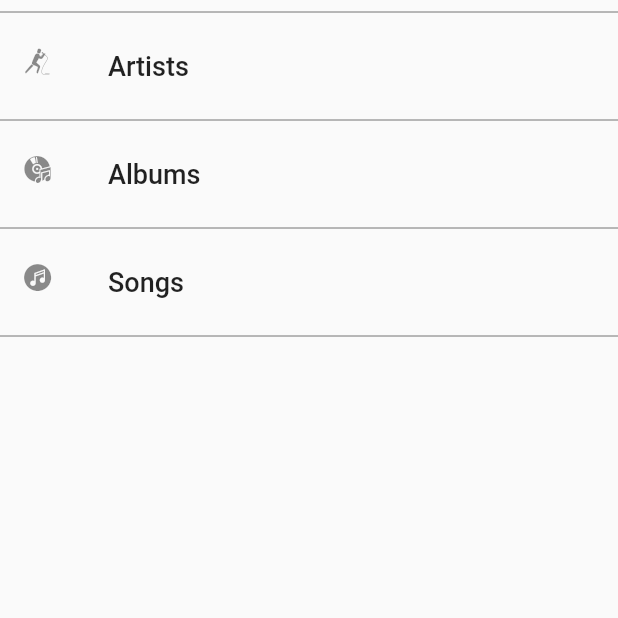
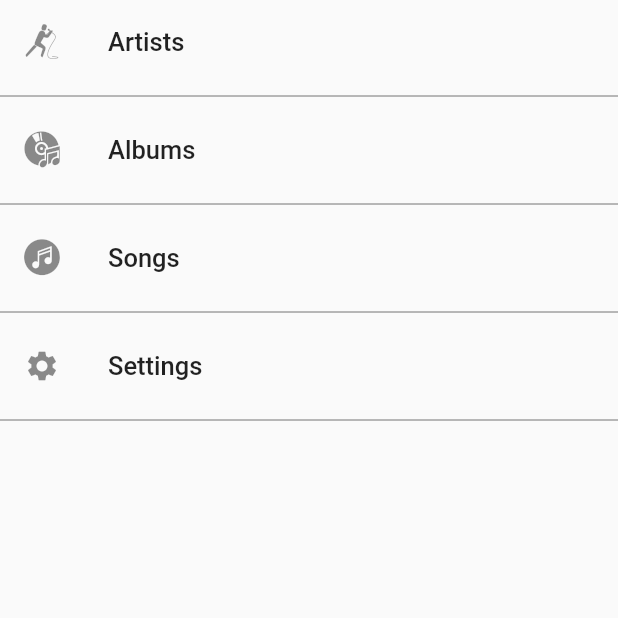
Before and after one commit to iberatkaya/playify_app, a Flutter app: the MenuPage screen opened directly, on a phone screen of 412 x 824 dp, the top half of it. Run offline on Flutter 3.47's test engine with Material 2 defaults, Android fonts, the light colour scheme and no system bars; our stand-ins replace flutter_redux, font_awesome_flutter, pie_chart, redux, shared_preferences, toast; missing offline and left inert: flutter_statusbarcolor, playify; accounts and stored records are empty.

Commit message:
Added statistics page and setings

```diff
--- /dev/null
+++ b/lib/classes/settings.dart
@@ -0,0 +1,54 @@
+import 'dart:convert';
+
+import 'package:flutter/material.dart';
+
+class Settings {
+  int listTileFontSize;
+  int statisticNumberArtist;
+  int statisticNumberAlbum;
+  int statisticNumberSong;
+  Color lightThemeColor;
+
+  static Settings copy(Settings settings) {
+    return Settings(
+        lightThemeColor: settings.lightThemeColor,
+        listTileFontSize: settings.listTileFontSize,
+        statisticNumberAlbum: settings.statisticNumberAlbum,
+        statisticNumberSong: settings.statisticNumberSong,
+        statisticNumberArtist: settings.statisticNumberArtist);
+  }
+
+  Map<String, dynamic> toMap() {
+    return {
+      "lightThemeColor": this.lightThemeColor.value,
+      "listTileFontSize": this.listTileFontSize,
+      "statisticNumberAlbum": this.statisticNumberAlbum,
+      "statisticNumberSong": this.statisticNumberSong,
+      "statisticNumberArtist": this.statisticNumberArtist
+    };
+  }
+
+  String toJson() {
+    return json.encode(this.toMap());
+  }
+
+  static Settings parseJson(String myjson) {
+    return parseMap(json.decode(myjson));
+  }
+
+  static Settings parseMap(Map<String, dynamic> map) {
+    return Settings(
+        lightThemeColor: Color(map["lightThemeColor"] as int),
+        listTileFontSize: map["listTileFontSize"],
+        statisticNumberAlbum: map["statisticNumberAlbum"],
+        statisticNumberArtist: map["statisticNumberArtist"],
+        statisticNumberSong: map["statisticNumberSong"]);
+  }
+
+  Settings(
+      {this.lightThemeColor = Colors.blue,
+      this.listTileFontSize = 17,
+      this.statisticNumberArtist = 10,
+      this.statisticNumberAlbum = 10,
+      this.statisticNumberSong = 4});
+}
--- /dev/null
+++ b/lib/components/itemTile.dart
@@ -0,0 +1,87 @@
+import 'package:flutter/material.dart';
+import 'package:flutter_redux/flutter_redux.dart';
+import 'package:playify_app/classes/settings.dart';
+import 'package:playify_app/redux/store.dart';
+import 'package:playify_app/utilities/utils.dart';
+
+class ItemTile extends StatelessWidget {
+  ItemTile(
+      {@required this.title,
+      @required this.icon,
+      @required this.fn,
+      this.padding,
+      this.brightness,
+      this.subtitle});
+  final String title;
+  final String subtitle;
+  final Widget icon;
+  final Function fn;
+  final Brightness brightness;
+  final EdgeInsets padding;
+
+  Widget iconBuilder() {
+    if (icon is Image) {
+      return Container(
+        width: 60,
+        child: ClipRRect(
+          borderRadius: BorderRadius.circular(6),
+          child: icon,
+        ),
+      );
+    } else if (icon == null) {
+      return Container(
+        width: 60,
+        alignment: Alignment.center,
+        decoration: BoxDecoration(
+          color: themeModeColor(brightness, Colors.black12),
+          borderRadius: BorderRadius.circular(4),
+        ),
+        child: Text(
+          title.substring(0, 2),
+          style: TextStyle(fontSize: 18, fontWeight: FontWeight.w600),
+        ),
+      );
+    }
+    return icon;
+  }
+
+  @override
+  Widget build(BuildContext context) {
+    return StoreProvider(
+      store: store,
+      child: StoreConnector<AppState, Settings>(
+          converter: (appstate) => appstate.state.settings,
+          builder: (context, settings) {
+            if (subtitle == null) {
+              return Container(
+                padding: padding,
+                child: ListTile(
+                  title: Text(
+                    title,
+                    style: TextStyle(
+                        fontWeight: FontWeight.w500, fontSize: settings.listTileFontSize.toDouble()),
+                    overflow: TextOverflow.ellipsis,
+                  ),
+                  leading: iconBuilder(),
+                  onTap: fn,
+                ),
+              );
+            }
+            return Container(
+              padding: padding,
+              child: ListTile(
+                title: Text(
+                  title,
+                  style:
+                      TextStyle(fontWeight: FontWeight.w500, fontSize: settings.listTileFontSize.toDouble()),
+                  overflow: TextOverflow.ellipsis,
+                ),
+                subtitle: Text(subtitle),
+                leading: iconBuilder(),
+                onTap: fn,
+              ),
+            );
+          }),
+    );
+  }
+}
--- a/lib/components/profile/itemTile.dart
+++ /dev/null
@@ -1,24 +0,0 @@
-import 'package:flutter/material.dart';
-
-class ItemTile extends StatelessWidget {
-  ItemTile({@required this.title, @required this.icon, @required this.fn});
-  final String title;
-  final Widget icon;
-  final Function fn;
-  final TextStyle listTileTextStyle = TextStyle(fontWeight: FontWeight.w500, fontSize: 18);
-
-  @override
-  Widget build(BuildContext context) {
-    return Container(
-      child: ListTile(
-        title: Text(
-          title,
-          style: listTileTextStyle,
-          overflow: TextOverflow.ellipsis,
-        ),
-        leading: icon,
-        onTap: fn,
-      ),
-    );
-  }
-}
--- a/lib/redux/reducer.dart
+++ b/lib/redux/reducer.dart
@@ -1,4 +1,5 @@
 import 'package:playify_app/redux/music/action.dart';
+import 'package:playify_app/redux/settings/action.dart';
 import 'package:playify_app/redux/store.dart';
 
 AppState reducer(AppState state, dynamic action) {
@@ -7,5 +8,10 @@ AppState reducer(AppState state, dynamic action) {
     newstate.artists = action.payload;
     return newstate;
   }
+  if (action.type == SettingsAction.setSettings) {
+    AppState newstate = AppState.copy(state);
+    newstate.settings = action.payload;
+    return newstate;
+  }
   return state;
 }
--- /dev/null
+++ b/lib/redux/settings/action.dart
@@ -0,0 +1,8 @@
+import 'package:playify_app/classes/action.dart';
+import 'package:playify_app/classes/settings.dart';
+
+enum SettingsAction { setSettings }
+
+Action setSettingsAction(Settings settings) {
+  return Action(type: SettingsAction.setSettings, payload: settings);
+}
--- a/lib/redux/store.dart
+++ b/lib/redux/store.dart
@@ -1,14 +1,16 @@
 import 'package:flutter/material.dart';
 import 'package:playify/playify.dart';
+import 'package:playify_app/classes/settings.dart';
 import 'package:playify_app/redux/reducer.dart';
 import 'package:redux/redux.dart';
 
-final store = Store<AppState>(reducer, initialState: AppState(artists: []));
+final store = Store<AppState>(reducer, initialState: AppState(artists: [], settings: Settings()));
 
 class AppState {
   List<Artist> artists;
-  AppState({@required this.artists});
+  Settings settings;
+  AppState({@required this.artists, @required this.settings});
   static copy(AppState appstate) {
-    return AppState(artists: [...appstate.artists]);
+    return AppState(artists: [...appstate.artists], settings: appstate.settings);
   }
 }
--- a/lib/screens/menu.dart
+++ b/lib/screens/menu.dart
@@ -1,7 +1,8 @@
 import 'package:flutter/material.dart';
-import 'package:playify_app/components/profile/itemTile.dart';
+import 'package:playify_app/components/itemTile.dart';
 import 'package:playify_app/icons/playify_icon_icons.dart';
 import 'package:playify_app/screens/list.dart';
+import 'package:playify_app/screens/settings.dart';
 
 class MenuPage extends StatefulWidget {
   @override
@@ -15,12 +16,11 @@ class _MenuPageState extends State<MenuPage> {
       body: Container(
         child: ListView(
           children: [
-            Divider(),
             ItemTile(
                 title: "Artists",
                 icon: Icon(
                   PlayifyIcon.artist,
-                  size: 18,
+                  size: 24,
                 ),
                 fn: () {
                   Navigator.of(context).push(
@@ -29,7 +29,7 @@ class _MenuPageState extends State<MenuPage> {
             Divider(),
             ItemTile(
                 title: "Albums",
-                icon: Icon(PlayifyIcon.album, size: 18),
+                icon: Icon(PlayifyIcon.album, size: 24),
                 fn: () {
                   Navigator.of(context).push(
                       MaterialPageRoute(builder: (context) => ListScreen(listType: MusicListType.albums)));
@@ -37,10 +37,17 @@ class _MenuPageState extends State<MenuPage> {
             Divider(),
             ItemTile(
                 title: "Songs",
-                icon: Icon(PlayifyIcon.song, size: 18),
+                icon: Icon(PlayifyIcon.song, size: 24),
                 fn: () {
                   Navigator.of(context).push(
                       MaterialPageRoute(builder: (context) => ListScreen(listType: MusicListType.songs)));
+                }),
+            Divider(),
+            ItemTile(
+                title: "Settings",
+                icon: Icon(Icons.settings, size: 24),
+                fn: () {
+                  Navigator.of(context).push(MaterialPageRoute(builder: (context) => SettingsScreen()));
                 }),
             Divider(),
           ],
--- a/lib/utilities/utils.dart
+++ b/lib/utilities/utils.dart
@@ -17,9 +17,8 @@ Duration intToDuration(int totalSeconds) {
 }
 
 ///Return a string of the duration. Ex: 03:45, 01:03:45
-printDuration(Duration d) => d.inHours != 0
-    ? d.toString().split('.').first.padLeft(8, "0")
-    : d.toString().substring(2, 7);
+printDuration(Duration d) =>
+    d.inHours != 0 ? d.toString().split('.').first.padLeft(8, "0") : d.toString().substring(2, 7);
 
 ///Convert seconds to a string representation of a duration
 formatSongTime(int seconds) {
@@ -37,6 +36,8 @@ Color themeModeColor(Brightness brightness, Color color) {
       return Colors.blue[200];
     } else if (color == Colors.blue[100]) {
       return Colors.blueGrey[400];
+    } else if (color == Colors.black12) {
+      return Colors.white38;
     }
   }
   return color;
--- a/pubspec.yaml
+++ b/pubspec.yaml
@@ -29,7 +29,8 @@ dependencies:
   font_awesome_flutter: ^8.8.1
   flutter_redux: ^0.6.0
   redux: ^4.0.0+3
-
+  flutter_statusbarcolor: ^0.2.3
+  pie_chart: ^3.1.1
 
 
   # The following adds the Cupertino Icons font to your application.
```
Also changed, not shown: lib/MainApp.dart (+7 -12 lines), lib/screens/home.dart (+24 -2 lines), lib/screens/list.dart (+56 -15 lines), lib/screens/profile.dart (+8 -22 lines), lib/screens/settings.dart (added, +172 -0 lines), lib/screens/statistics.dart (added, +174 -0 lines), pubspec.lock, 2 other files.
